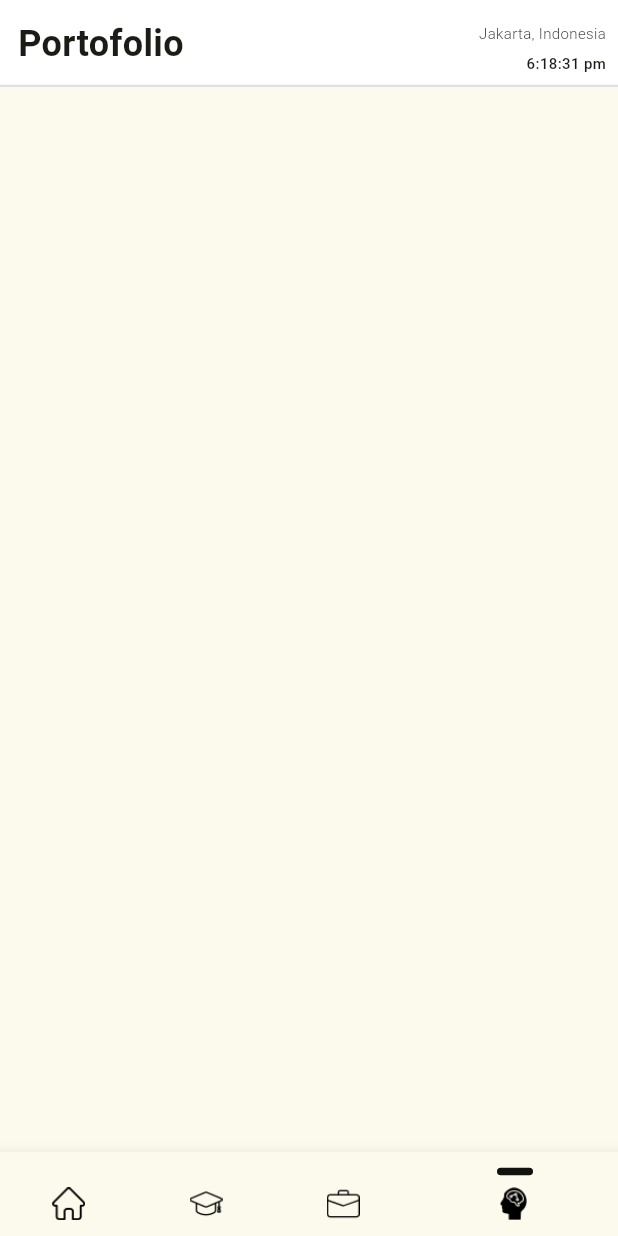
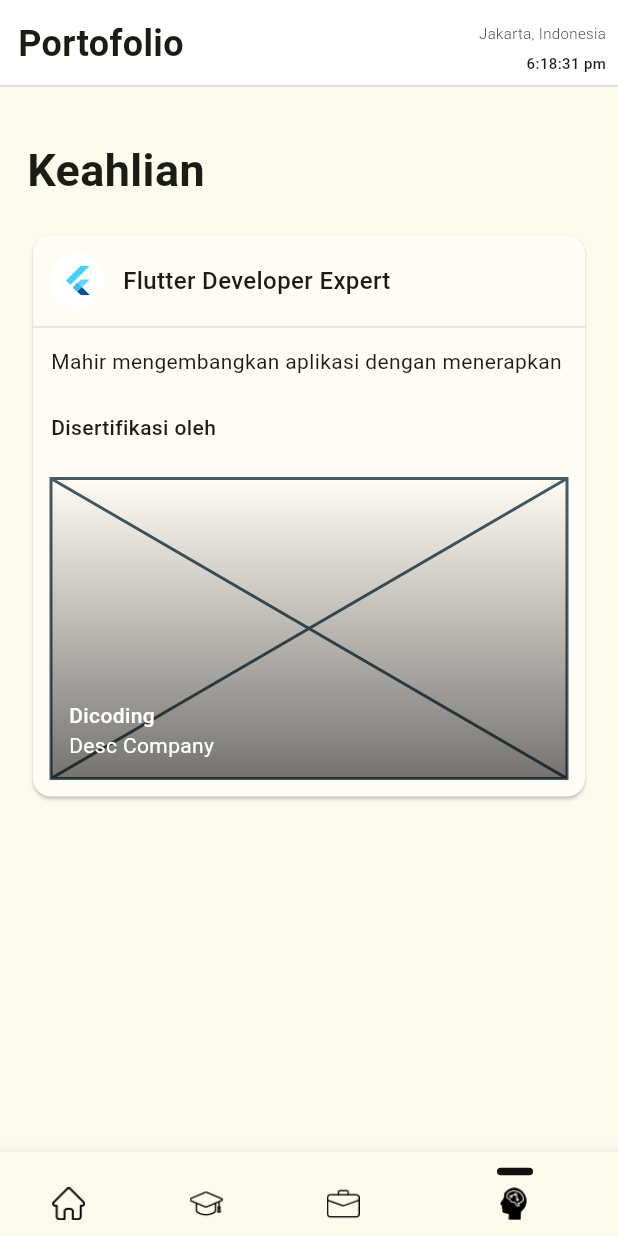
Before and after one commit to andiilhamsyahidris/portfolio, a Flutter app: the screen it shows after launch, item 4 of the bottom bar chosen, on a phone screen of 412 x 824 dp. Run offline on Flutter 3.47's test engine with Material 3 defaults, Android fonts, the phone set to English and light mode, and no system bars; our stand-ins replace easy_localization, flutter_svg, get_it, shared_preferences, stacked, stacked_services; missing offline and left inert: flutter_email_sender.

Commit message:
feat: slicing skill page

```diff
--- a/lib/presentation/features/main/pages/home/home_page.dart
+++ b/lib/presentation/features/main/pages/home/home_page.dart
@@ -6,8 +6,8 @@ import 'package:portfolio/presentation/features/main/pages/home/home_viewmodel.d
 import 'package:portfolio/presentation/resources/asset_res.dart';
 import 'package:portfolio/presentation/resources/color_res.dart';
 import 'package:portfolio/presentation/resources/string_res.dart';
+import 'package:portfolio/presentation/widgets/app_card.dart';
 import 'package:portfolio/presentation/widgets/app_filled_button.dart';
-import 'package:portfolio/presentation/widgets/app_project_card.dart';
 import 'package:portfolio/presentation/widgets/app_text.dart';
 import 'package:stacked/stacked.dart';
 
@@ -81,10 +81,37 @@ class Homepage extends StackedView<HomeViewModel> {
                   fontSize: 18,
                 ).marginOnly(bottom: 24.0),
                 SizedBox(
-                  height: getScreenHeight(350),
+                  height: getScreenHeight(400),
                   child: ListView.separated(
                     scrollDirection: Axis.horizontal,
-                    itemBuilder: (context, index) => const AppProjectCard(),
+                    itemBuilder: (context, index) => SizedBox(
+                      width: AppSizeConfig.screenWidth - 50,
+                      child: AppCard(
+                        headerImageAsset: "",
+                        title: "Title Project",
+                        date: "August 2022",
+                        desc: "Deskripsi Project",
+                        colorCard: ColorRes.secondary,
+                        children: Row(
+                          mainAxisSize: MainAxisSize.min,
+                          children: [
+                            CircleAvatar(
+                              radius: 12,
+                              backgroundColor: ColorRes.secondary,
+                              child: Image.asset(
+                                AppPngAssets.trophy,
+                                width: 12,
+                              ),
+                            ),
+                            8.width,
+                            AppText.light(
+                              "August 2022",
+                              color: ColorRes.textColorDark,
+                            ),
+                          ],
+                        ).marginOnly(bottom: 16.0, left: 10.0, right: 10.0),
+                      ),
+                    ),
                     separatorBuilder: (context, index) => 12.width,
                     itemCount: 3,
                   ),
--- a/lib/presentation/features/main/pages/skills/skill_page.dart
+++ b/lib/presentation/features/main/pages/skills/skill_page.dart
@@ -1,4 +1,11 @@
+import 'package:easy_localization/easy_localization.dart';
 import 'package:flutter/material.dart';
+import 'package:flutter_svg/flutter_svg.dart';
+import 'package:portfolio/app/extension.dart';
+import 'package:portfolio/presentation/resources/asset_res.dart';
+import 'package:portfolio/presentation/resources/color_res.dart';
+import 'package:portfolio/presentation/resources/string_res.dart';
+import 'package:portfolio/presentation/widgets/app_text.dart';
 
 class SkillPage extends StatefulWidget {
   const SkillPage({super.key});
@@ -10,6 +17,86 @@ class SkillPage extends StatefulWidget {
 class _SkillPageState extends State<SkillPage> {
   @override
   Widget build(BuildContext context) {
-    return Container();
+    return SingleChildScrollView(
+      child: Column(
+        mainAxisSize: MainAxisSize.min,
+        crossAxisAlignment: CrossAxisAlignment.start,
+        children: [
+          AppText.semiBold(
+            StringResMain.skillTitle.tr(),
+            fontSize: 30,
+          ),
+          18.height,
+          Card(
+            color: ColorRes.primary,
+            child: Column(
+              mainAxisSize: MainAxisSize.min,
+              crossAxisAlignment: CrossAxisAlignment.start,
+              children: [
+                Row(
+                  mainAxisSize: MainAxisSize.min,
+                  children: [
+                    CircleAvatar(
+                      radius: 18,
+                      backgroundColor: ColorRes.secondary,
+                      child: SvgPicture.asset(
+                        width: 16,
+                        AppSvgAssets.flutterLogo,
+                      ),
+                    ),
+                    12.width,
+                    AppText.medium("Flutter Developer Expert", fontSize: 16),
+                  ],
+                ).padAll(12),
+                Divider(
+                  height: 2,
+                  color: ColorRes.dividerColor,
+                ),
+                AppText(
+                  StringResSkill.descSkill.tr(),
+                  overflow: TextOverflow.clip,
+                ).padAll(12),
+                AppText.medium(StringResSkill.certifiedByTitle.tr()).padAll(12),
+                Stack(
+                  children: [
+                    const Placeholder(
+                      fallbackHeight: 200,
+                    ),
+                    Container(
+                      height: 200,
+                      decoration: const BoxDecoration(
+                        gradient: LinearGradient(
+                            colors: [Colors.black54, Colors.transparent],
+                            begin: Alignment.bottomCenter,
+                            end: Alignment.topCenter),
+                      ),
+                    ).borderRadiusVertical(top: 30),
+                    Positioned(
+                      bottom: 0,
+                      left: 0,
+                      child: Column(
+                        mainAxisSize: MainAxisSize.min,
+                        crossAxisAlignment: CrossAxisAlignment.start,
+                        children: [
+                          AppText.medium(
+                            "Dicoding",
+                            color: ColorRes.secondary,
+                          ),
+                          AppText(
+                            "Desc Company",
+                            color: ColorRes.secondary,
+                            overflow: TextOverflow.clip,
+                          )
+                        ],
+                      ).padAll(12),
+                    ),
+                  ],
+                ).padAll(12)
+              ],
+            ),
+          ),
+        ],
+      ).marginSymmetric(vertical: 34, horizontal: 18),
+    );
   }
 }
--- a/lib/presentation/resources/asset_res.dart
+++ b/lib/presentation/resources/asset_res.dart
@@ -14,6 +14,10 @@ class AppSvgAssetsSelected {
 
 class AppSvgAssetsUnselected {
   static const String home = "$svgPathUnselected/uns-home.svg";
+}
+
+class AppSvgAssets {
+  static const String flutterLogo = "$svgPath/flutter.svg";
 }
 
 class AppPngAssets {
```
Also changed, not shown: lib/presentation/features/main/pages/educations/education_page.dart (+1 -9 lines), lib/presentation/features/main/pages/experiences/experience_page.dart (+1 -9 lines), lib/presentation/widgets/app_card.dart (+12 -6 lines), lib/presentation/widgets/app_project_card.dart (deleted, +0 -44 lines), assets/images/svg/flutter.svg (added).
